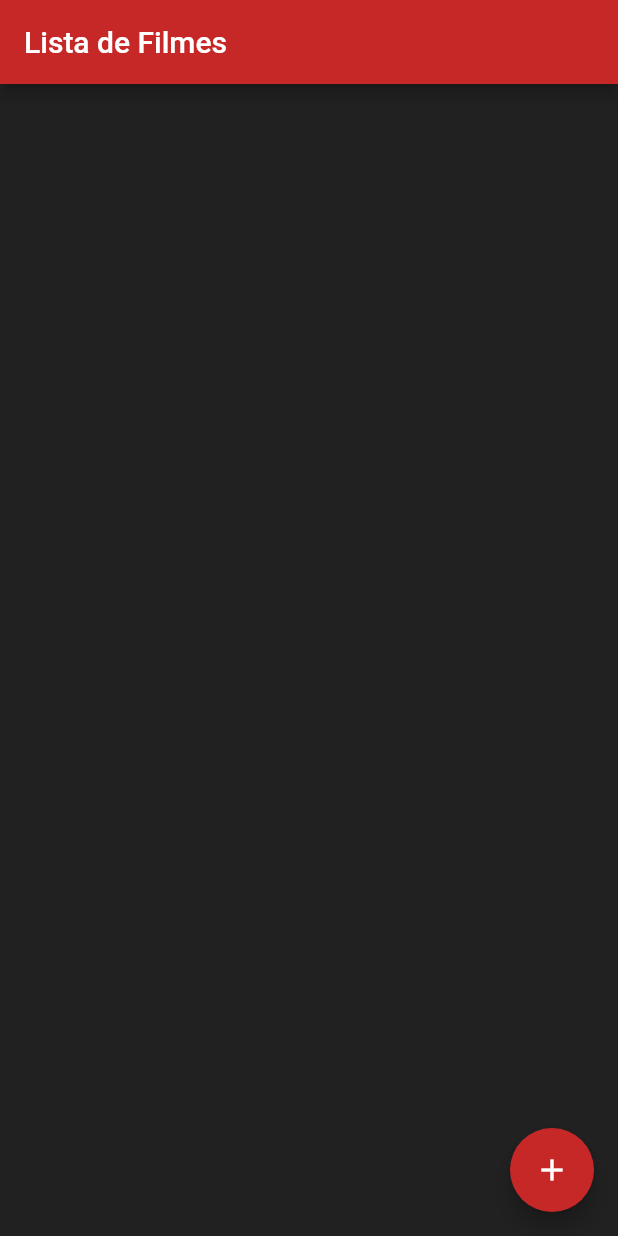
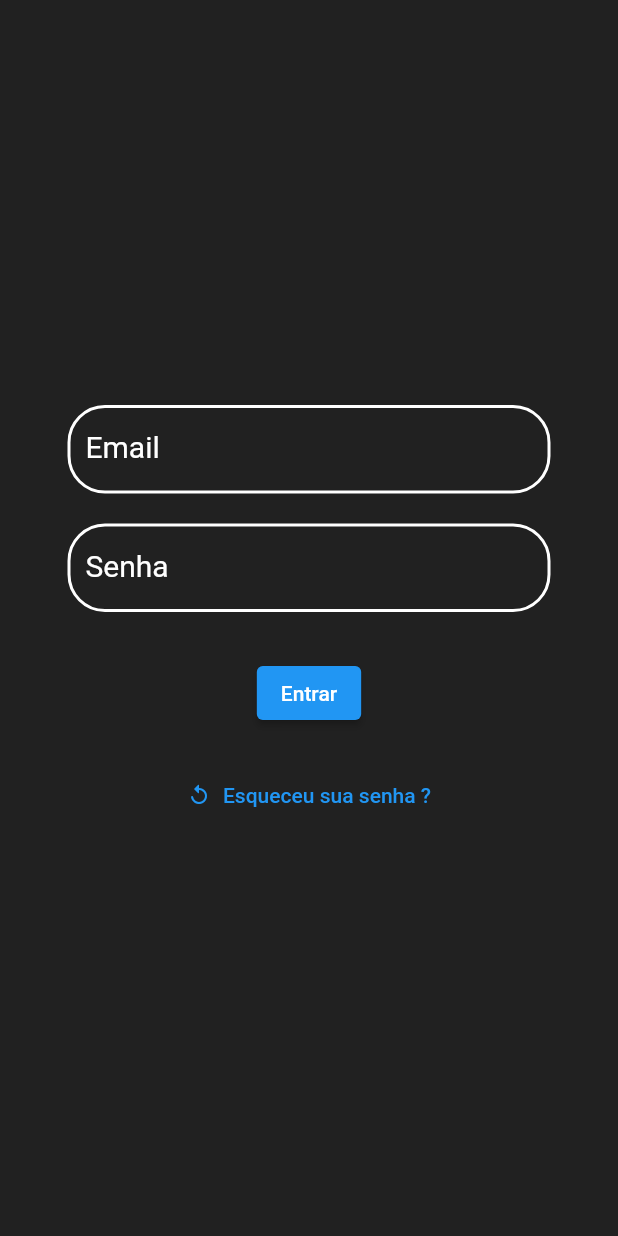
Before and after one commit to melo-gustavo/movies-app, a Flutter app: the screen it shows after launch, on a phone screen of 412 x 824 dp. Run offline on Flutter 3.47's test engine with Material 2 defaults, Android fonts, the phone set to English and light mode, and no system bars; our stand-ins replace cloud_firestore, firebase_core; accounts and stored records are empty.

Commit message:
Create login page

```diff
--- /dev/null
+++ b/lib/home.dart
@@ -0,0 +1,101 @@
+import 'package:crud/add.dart';
+import 'package:crud/db/db.dart';
+import 'package:crud/view.dart';
+import 'package:flutter/material.dart';
+import 'package:firebase_core/firebase_core.dart';
+
+class Home extends StatelessWidget {
+  const Home({super.key});
+
+  @override
+  Widget build(BuildContext context) {
+    return MaterialApp(
+      title: 'Hardflix',
+      theme: ThemeData(
+        primarySwatch: Colors.blue,
+      ),
+      home: const MyHomePage(title: 'Lista de Filmes'),
+    );
+  }
+}
+
+class MyHomePage extends StatefulWidget {
+  const MyHomePage({super.key, required this.title});
+
+  final String title;
+
+  @override
+  State<MyHomePage> createState() => _MyHomePageState();
+}
+
+class _MyHomePageState extends State<MyHomePage> {
+  late Database db;
+
+  List allMovies = [];
+
+  initialise() {
+    db = Database();
+    db.initiliase();
+    db.getAllMovies().then((value) => {
+          setState(() => {allMovies = value!})
+        });
+  }
+
+  @override
+  void initState() {
+    super.initState();
+    initialise();
+  }
+
+  @override
+  Widget build(BuildContext context) {
+    return Scaffold(
+      backgroundColor: Colors.grey[900],
+      appBar: AppBar(
+        backgroundColor: Colors.red[800],
+        title: Text(widget.title),
+      ),
+      body: ListView.builder(
+        itemCount: allMovies.length,
+        itemBuilder: (BuildContext context, int index) {
+          return Card(
+            margin: EdgeInsets.fromLTRB(20, 10, 20, 10),
+            shape: RoundedRectangleBorder(
+              borderRadius: BorderRadius.circular(15.0),
+            ),
+            child: ListTile(
+              onTap: () {
+                Navigator.push(
+                    context,
+                    MaterialPageRoute(
+                        builder: (context) => View(
+                              movie: allMovies[index],
+                              db: db,
+                            ))).then((value) => {
+                      if (value != null) {initialise()}
+                    });
+              },
+              contentPadding: EdgeInsets.only(right: 30, left: 36),
+              title: Text(allMovies[index]['name']),
+              trailing: Text(allMovies[index]['language']),
+            ),
+          );
+        },
+      ),
+      floatingActionButton: FloatingActionButton(
+        backgroundColor: Colors.red[800],
+        onPressed: () {
+          Navigator.push(
+                  context, MaterialPageRoute(builder: (context) => Add(db: db)))
+              .then((value) {
+            if (value != null) {
+              initialise();
+            }
+          });
+        },
+        tooltip: 'Increment',
+        child: const Icon(Icons.add),
+      ),
+    );
+  }
+}
--- a/lib/main.dart
+++ b/lib/main.dart
@@ -1,5 +1,6 @@
 import 'package:crud/add.dart';
 import 'package:crud/db/db.dart';
+import 'package:crud/home.dart';
 import 'package:crud/view.dart';
 import 'package:flutter/material.dart';
 import 'package:firebase_core/firebase_core.dart';
@@ -38,11 +39,7 @@ class MyHomePage extends StatefulWidget {
 }
 
 class _MyHomePageState extends State<MyHomePage> {
-  int _counter = 0;
-
   late Database db;
-
-  List allCountries = [];
 
   List allMovies = [];
 
@@ -64,50 +61,85 @@ class _MyHomePageState extends State<MyHomePage> {
   Widget build(BuildContext context) {
     return Scaffold(
       backgroundColor: Colors.grey[900],
-      appBar: AppBar(
-        backgroundColor: Colors.red[800],
-        title: Text(widget.title),
+      body: Center(
+        child: SingleChildScrollView(
+          child: SizedBox(
+            width: MediaQuery.of(context).size.width,
+            height: MediaQuery.of(context).size.height,
+            child: Padding(
+              padding: const EdgeInsets.all(45.0),
+              child: Column(
+                mainAxisAlignment: MainAxisAlignment.center,
+                children: [
+                  TextFormField(
+                      // controller: _emailController,
+                      keyboardType: TextInputType.emailAddress,
+                      decoration: inputDecoration("Email")),
+                  Container(
+                    height: 20,
+                  ),
+                  TextFormField(
+                    // controller: _passwordController,
+                    keyboardType: TextInputType.visiblePassword,
+                    obscureText: true,
+                    decoration: inputDecoration("Senha"),
+                  ),
+                  Container(
+                    height: 30,
+                  ),
+                  ElevatedButton(
+                      child: Text(
+                        "Entrar",
+                      ),
+                      onPressed: () {
+                        // login();
+                      }),
+                  Container(
+                    height: 20,
+                  ),
+                  Row(
+                      mainAxisAlignment: MainAxisAlignment.spaceAround,
+                      children: [
+                        // TextButton.icon(
+                        //   icon: Icon(Icons.people, size: 16),
+                        //   label: Text('Cadastre-se'),
+                        //   onPressed: () => Navigator.push(
+                        //       context,
+                        //       MaterialPageRoute(
+                        //           builder: (context) => CreateUser())),
+                        // ),
+                        TextButton.icon(
+                          icon: Icon(Icons.replay_rounded, size: 16),
+                          label: Text('Esqueceu sua senha ?'),
+                          onPressed: () =>
+                              Navigator.of(context).pushNamed('/ranking'),
+                        ),
+                      ]),
+                ],
+              ),
+            ),
+          ),
+        ),
       ),
-      body: ListView.builder(
-        itemCount: allMovies.length,
-        itemBuilder: (BuildContext context, int index) {
-          return Card(
-            margin: EdgeInsets.fromLTRB(20, 10, 20, 10),
-            shape: RoundedRectangleBorder(
-              borderRadius: BorderRadius.circular(15.0),
-            ),
-            child: ListTile(
-              onTap: () {
-                Navigator.push(
-                    context,
-                    MaterialPageRoute(
-                        builder: (context) => View(
-                              movie: allMovies[index],
-                              db: db,
-                            ))).then((value) => {
-                      if (value != null) {initialise()}
-                    });
-              },
-              contentPadding: EdgeInsets.only(right: 30, left: 36),
-              title: Text(allMovies[index]['name']),
-              trailing: Text(allMovies[index]['language']),
-            ),
-          );
-        },
+    );
+  }
+
+  InputDecoration inputDecoration(String labelText) {
+    return InputDecoration(
+      focusColor: Colors.red[800],
+      labelStyle: TextStyle(color: Colors.white, fontSize: 20),
+      labelText: labelText,
+      fillColor: Colors.red,
+      focusedBorder: OutlineInputBorder(
+        borderRadius: BorderRadius.circular(25.0),
+        borderSide: BorderSide(color: Colors.redAccent),
       ),
-      floatingActionButton: FloatingActionButton(
-        backgroundColor: Colors.red[800],
-        onPressed: () {
-          Navigator.push(
-                  context, MaterialPageRoute(builder: (context) => Add(db: db)))
-              .then((value) {
-            if (value != null) {
-              initialise();
-            }
-          });
-        },
-        tooltip: 'Increment',
-        child: const Icon(Icons.add),
+      enabledBorder: OutlineInputBorder(
+        borderRadius: BorderRadius.circular(25.0),
+        borderSide: BorderSide(
+          color: Colors.white,
+          width: 2.0,
+        ),
       ),
     );
   }
```
Also changed, not shown: lib/db/db.dart (+0 -57 lines).
